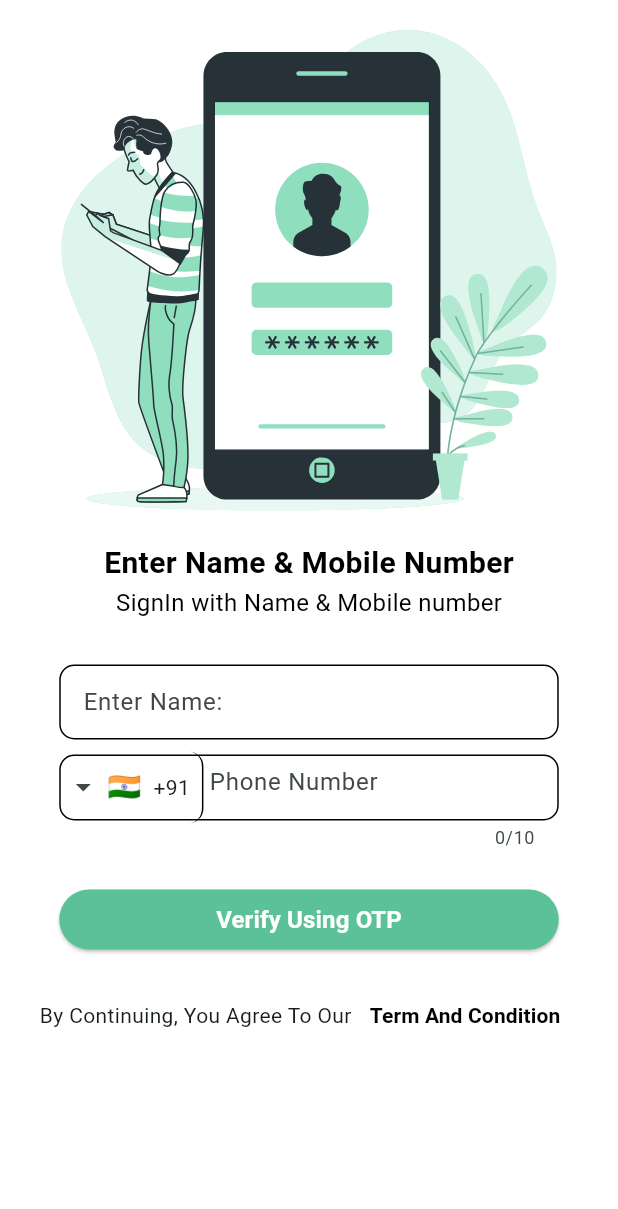
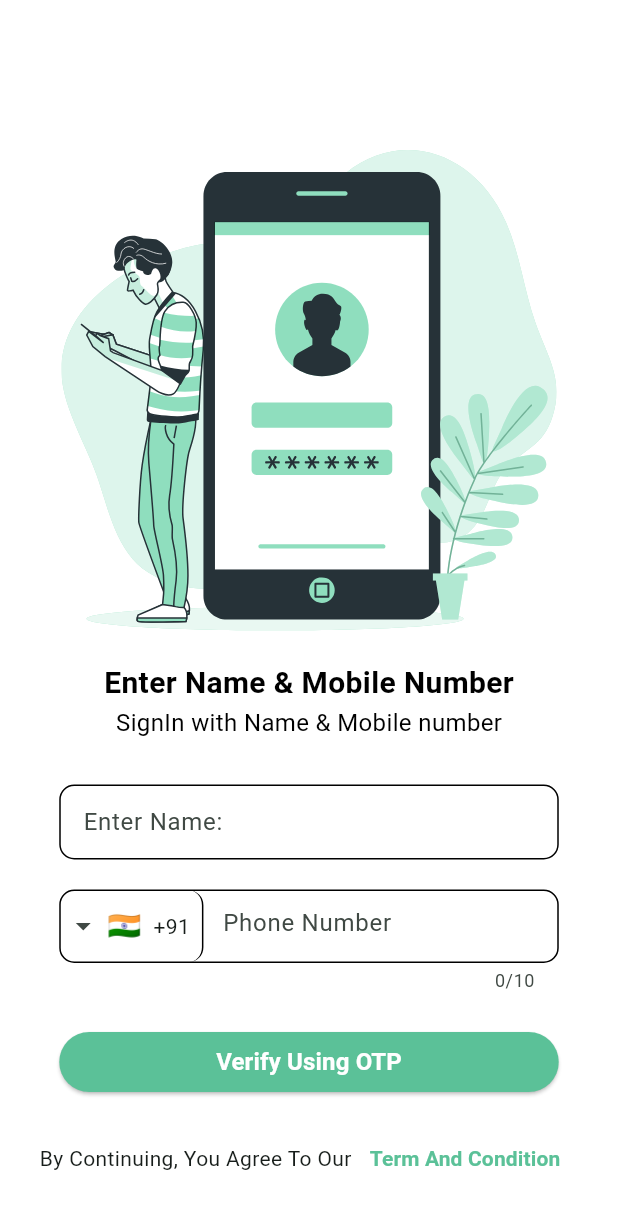
Before and after one commit to mohitnaliyadara/ScrapSnap, a Flutter app: the SigninMobileScreen screen opened by its route, on a phone screen of 412 x 824 dp. Shown: the top 1209 px of the screen. Run offline on Flutter 3.47's test engine with Material 3 defaults, Android fonts, the phone set to English and light mode, and no system bars; drawn by our look-alikes of intl_phone_field; our stand-ins replace flutter_svg, get, google_fonts, shared_preferences; accounts and stored records are empty.

Commit message:
changes and solve errors

```diff
--- a/lib/controller/global_variable.dart
+++ b/lib/controller/global_variable.dart
@@ -6,7 +6,12 @@ class GlobalVariable extends GetxController{
     // controllers
    static TextEditingController phoneNumberController = TextEditingController();
 
+   //lits
+
+   static final List<FocusNode> focusNodes = List.generate(4, (index)=>FocusNode());
+
     RxString selectedLanguage = "English".obs;
     RxBool isLanguageSelect = false.obs;
 
+
 }
--- a/lib/custome_widgets/custom_bottom_sheet.dart
+++ b/lib/custom_widgets/custom_bottom_sheet.dart
@@ -1,9 +1,10 @@
 import 'package:flutter/material.dart';
 import 'package:get/get.dart';
 import 'package:scapsnap/controller/global_variable.dart';
-import 'package:scapsnap/custome_widgets/custom_button.dart';
 import 'package:scapsnap/utils/app_colors.dart';
 import 'package:scapsnap/utils/app_style.dart';
+
+import 'custom_button.dart';
 
 Future<void> customBottomSheet({required BuildContext context}) async {
   final globalVariable = Get.put(GlobalVariable());
@@ -63,9 +64,10 @@ Future<void> customBottomSheet({required BuildContext context}) async {
                topmargin: 10,
                width: 200,
                height: 50,
+               textstyle: AppTextStyle.semiBold16(color: AppColors.whiteColor),
                text: "Done", onPress: (){
              Navigator.pop(context);
-             Get.toNamed("/signin");
+             Get.offNamed("/signin_mobile_screen");
            })
           ],
         ),
--- a/lib/custome_widgets/custom_text_button.dart
+++ b/lib/custom_widgets/custom_text_button.dart
@@ -6,10 +6,13 @@ Widget customTextButton({
   required String text,
   required void Function() onPress,
   double? width = 20,
+  Color? textColor,
   Color? backColor,
   double? height = 30,
+  double? topMargin,
 }) {
   return Container(
+    margin: EdgeInsets.only(top: topMargin ?? 0 ),
     decoration: BoxDecoration(
       color: backColor ?? AppColors.primaryColor,
       borderRadius: BorderRadius.circular(100),
@@ -19,7 +22,7 @@ Widget customTextButton({
         shape: RoundedRectangleBorder(borderRadius: BorderRadius.circular(100)),
       ),
       onPressed: onPress,
-      child: Text(text, style: AppTextStyle.semiBold14()),
+      child: Text(text, style: AppTextStyle.semiBold14(color: textColor ?? AppColors.blackColor)),
     ),
   );
 }
--- a/lib/custome_widgets/phone_filed.dart
+++ b/lib/custom_widgets/phone_filed.dart
@@ -6,9 +6,9 @@ import 'package:scapsnap/controller/global_variable.dart';
 import '../utils/app_colors.dart';
 
 Widget phoneTextField() => Container(
-    margin: EdgeInsets.only(top: 10),
+    margin: EdgeInsets.only(top: 20),
     width: 333,
-    height: 60,
+    height: 65,
     child: IntlPhoneField(
       controller: GlobalVariable.phoneNumberController,
       keyboardType: TextInputType.phone,
@@ -24,7 +24,8 @@ Widget phoneTextField() => Container(
         borderRadius: BorderRadius.horizontal(right: Radius.circular(10))
       ),
       decoration: InputDecoration(
-        hintText: 'Phone Number',
+        hintText: "  Phone Number",
+
         enabledBorder: OutlineInputBorder(
           borderSide: BorderSide(color: AppColors.blackColor),
           borderRadius: BorderRadius.circular(10),
--- a/lib/res/routes/app_routes.dart
+++ b/lib/res/routes/app_routes.dart
@@ -1,6 +1,7 @@
 import 'package:get/get.dart';
 import 'package:scapsnap/res/routes/routes_name.dart';
 import 'package:scapsnap/screens/onboarding_screens/onboarding_screen.dart';
+import 'package:scapsnap/screens/sign_in_screens/otp_screen.dart';
 import 'package:scapsnap/screens/sign_in_screens/signin_mobile_screen.dart';
 import '../../screens/splash_screen.dart';
 
@@ -13,5 +14,6 @@ class AppRoutes {
       name: RoutesName.mobileSigninScreen,
       page: () => SigninMobileScreen(),
     ),
+    GetPage(name: RoutesName.otpScreen, page: ()=> OtpScreen()),
   ];
 }
--- a/lib/res/routes/routes_name.dart
+++ b/lib/res/routes/routes_name.dart
@@ -3,6 +3,7 @@ class RoutesName{
   static  String splashScreen = "/splash_screen";
   static  String onboardingScreen = "/onboarding_screens";
   static  String mobileSigninScreen = "/signin_mobile_screen";
+  static  String otpScreen = "/otp_screen";
 
 
 }
--- a/lib/screens/onboarding_screens/onboarding_screen.dart
+++ b/lib/screens/onboarding_screens/onboarding_screen.dart
@@ -1,9 +1,10 @@
 import 'package:flutter/material.dart';
-import 'package:scapsnap/custome_widgets/custom_button.dart';
 import 'package:scapsnap/screens/select_langunage_screen.dart';
 import 'package:scapsnap/utils/app_colors.dart';
+import 'package:scapsnap/utils/app_style.dart';
 import 'package:scapsnap/utils/images.dart';
 import 'package:shared_preferences/shared_preferences.dart';
+import '../../custom_widgets/custom_button.dart';
 import 'custom_onboarding_screen.dart';
 
 class OnboardingScreen extends StatefulWidget {
@@ -103,6 +104,7 @@ class _OnboardingScreenState extends State<OnboardingScreen> {
                 height: 50,
                 backcolor: AppColors.buttonBackColor,
                 text: currentPage == pages.length - 1 ? "Finish" : "Next",
+                textstyle: AppTextStyle.semiBold16(color: AppColors.whiteColor),
                 onPress: () {
                       if (currentPage == pages.length - 1) {
                         finishOnboarding();
--- a/lib/screens/select_langunage_screen.dart
+++ b/lib/screens/select_langunage_screen.dart
@@ -1,8 +1,8 @@
 import 'package:flutter/material.dart';
 import 'package:flutter_svg/flutter_svg.dart';
-import 'package:scapsnap/custome_widgets/custom_bottom_sheet.dart';
 import 'package:scapsnap/utils/app_colors.dart';
 import 'package:scapsnap/utils/images.dart';
+import '../custom_widgets/custom_bottom_sheet.dart';
 
 class SelectLangunageScreen extends StatefulWidget {
   const SelectLangunageScreen({super.key});
--- a/lib/screens/sign_in_screens/signin_mobile_screen.dart
+++ b/lib/screens/sign_in_screens/signin_mobile_screen.dart
@@ -1,13 +1,14 @@
 import 'package:flutter/material.dart';
 
 import 'package:flutter_svg/flutter_svg.dart';
-import 'package:scapsnap/custome_widgets/custom_button.dart';
-import 'package:scapsnap/custome_widgets/custom_text_button.dart';
-import 'package:scapsnap/custome_widgets/custom_text_field.dart';
-import 'package:scapsnap/custome_widgets/phone_filed.dart';
+import 'package:get/get.dart';
 import 'package:scapsnap/utils/app_colors.dart';
 import 'package:scapsnap/utils/app_style.dart';
 import 'package:scapsnap/utils/images.dart';
+import '../../custom_widgets/custom_button.dart';
+import '../../custom_widgets/custom_text_button.dart';
+import '../../custom_widgets/custom_text_field.dart';
+import '../../custom_widgets/phone_filed.dart';
 
 class SigninMobileScreen extends StatefulWidget {
   const SigninMobileScreen({super.key});
@@ -21,10 +22,11 @@ class _SigninMobileScreenState extends State<SigninMobileScreen> {
   Widget build(BuildContext context) {
     return Scaffold(
       backgroundColor: AppColors.whiteColor,
-      body: Center(
+      body: SingleChildScrollView(
+        child: Center(
           child: Column(
             children: [
-            SizedBox(height: 20),
+              SizedBox(height: 100),
               SvgPicture.asset(AppImages.signinScreen),
               SizedBox(height: 20),
               Text(
@@ -46,6 +48,7 @@ class _SigninMobileScreenState extends State<SigninMobileScreen> {
               customButton(
                 text: "Verify Using OTP",
                 onPress: () {
+                  Get.toNamed("/otp_screen");
                 },
                 backcolor: AppColors.primaryColor,
                 width: 333,
@@ -58,12 +61,13 @@ class _SigninMobileScreenState extends State<SigninMobileScreen> {
                 mainAxisAlignment: MainAxisAlignment.center,
                 children: [
                   Text("By Continuing, You Agree To Our"),
-                customTextButton(text: "Term And Condition", onPress: (){},height: 30,backColor: AppColors.whiteColor),
+                  customTextButton(text: "Term And Condition", onPress: (){},height: 30,backColor: AppColors.whiteColor,  textColor: AppColors.primaryColor ),
                 ],
               ),
             ],
           ),
         ),
+      ),
     );
   }
 }
--- a/lib/utils/app_colors.dart
+++ b/lib/utils/app_colors.dart
@@ -5,8 +5,10 @@ class AppColors{
 
   static final Color primaryColor = Color.fromARGB(255, 91, 193, 152);
   static final Color buttonBackColor = Color.fromARGB(255, 91, 193, 152);
+  static final Color greenColor = Color.fromARGB(255, 91, 193, 152);
   static final Color buttonTextColor = Color.fromARGB(255, 255, 255, 255);
   static final Color whiteColor = Color.fromARGB(255, 255, 255, 255);
   static final Color blackColor = Color.fromARGB(255, 0, 0, 0);
   static final Color redColor = Color.fromARGB(255, 255, 0, 0);
+  static final Color transparentColor = Color.fromARGB(0, 0, 0, 0);
 }
--- a/lib/utils/images.dart
+++ b/lib/utils/images.dart
@@ -8,4 +8,5 @@ class AppImages{
   static final String  onboarding4 = "assets/images/onboarding4.svg";
   static final String  sLangunageScreen = "assets/images/sLanguage.svg";
   static final String  signinScreen = "assets/images/signin.svg";
+  static final String otpScreenImage = "assets/images/otp.svg";
 }
```
Also changed, not shown: lib/custom_widgets/custom_otp_text_field.dart (added, +50 -0 lines), lib/main.dart (+6 -4 lines), lib/screens/sign_in_screens/otp_screen.dart (added, +94 -0 lines), assets/images/otp.svg (added), lib/custom_widgets/custom_button.dart (renamed from lib/custome_widgets/custom_button.dart), lib/custom_widgets/custom_text_field.dart (renamed from lib/custome_widgets/custom_text_field.dart). Lines whose indentation alone changed are shown as unchanged.
